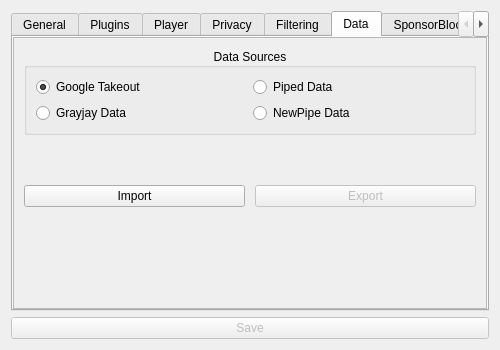
This is application/src/ui/forms/settings/settingsform.ui in BowDown097/QtTube as Qt 5 draws it before an edit. The edited form follows.
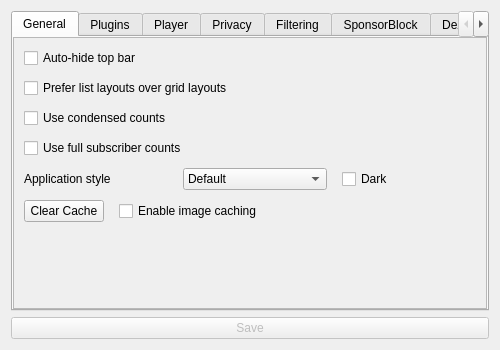
This is the edited form. The open tabs and pages were chosen to show the change.

The edit to the form file:
```diff
--- a/application/src/ui/forms/settings/settingsform.ui
+++ b/application/src/ui/forms/settings/settingsform.ui
@@ -14,6 +14,16 @@
    <string>Settings</string>
   </property>
   <layout class="QGridLayout" name="gridLayout">
+   <item row="1" column="0">
+    <widget class="QPushButton" name="saveButton">
+     <property name="enabled">
+      <bool>false</bool>
+     </property>
+     <property name="text">
+      <string>Save</string>
+     </property>
+    </widget>
+   </item>
    <item row="0" column="0">
     <widget class="QTabWidget" name="tabWidget">
      <property name="currentIndex">
@@ -49,8 +59,8 @@
            <rect>
             <x>0</x>
             <y>0</y>
-            <width>462</width>
-            <height>294</height>
+            <width>476</width>
+            <height>218</height>
            </rect>
           </property>
           <property name="sizePolicy">
@@ -82,13 +92,6 @@
              </property>
             </widget>
            </item>
-           <item>
-            <widget class="QCheckBox" name="returnDislikes">
-             <property name="text">
-              <string>Enable dislike counts</string>
-             </property>
-            </widget>
-           </item>
            <item>
             <widget class="QCheckBox" name="preferLists">
              <property name="text">
@@ -113,30 +116,6 @@
              </property>
             </widget>
            </item>
-           <item>
-            <layout class="QHBoxLayout" name="horizontalLayout_11">
-             <property name="rightMargin">
-              <number>5</number>
-             </property>
-             <item>
-              <widget class="QLabel" name="downloadPathLabel">
-               <property name="text">
-                <string>Download path</string>
-               </property>
-              </widget>
-             </item>
-             <item>
-              <widget class="QLineEdit" name="downloadPathEdit"/>
-             </item>
-             <item>
-              <widget class="QPushButton" name="downloadPathButton">
-               <property name="text">
-                <string>...</string>
-               </property>
-              </widget>
-             </item>
-            </layout>
-           </item>
            <item>
             <layout class="QHBoxLayout" name="horizontalLayout_4">
              <property name="spacing">
@@ -272,7 +251,7 @@
             <x>0</x>
             <y>0</y>
             <width>462</width>
-            <height>387</height>
+            <height>381</height>
            </rect>
           </property>
           <property name="sizePolicy">
@@ -594,7 +573,7 @@
             <x>0</x>
             <y>0</y>
             <width>462</width>
-            <height>78</height>
+            <height>76</height>
            </rect>
           </property>
           <property name="sizePolicy">
@@ -675,8 +654,8 @@
            <rect>
             <x>0</x>
             <y>0</y>
-            <width>462</width>
-            <height>189</height>
+            <width>476</width>
+            <height>153</height>
            </rect>
           </property>
           <property name="sizePolicy">
@@ -708,16 +687,6 @@
              </property>
             </widget>
            </item>
-           <item>
-            <widget class="QCheckBox" name="hideSearchShelves">
-             <property name="toolTip">
-              <string>YouTube's search is filled with &quot;shelves&quot; that contain mostly content that is entirely irrelevant to your search. Thus, it is recommended to enable this setting for a better search experience. THE BEHAVIOR OF THIS SETTING WILL CHANGE: Currently, it extends to the Shorts shelf because it is unfinished and laid out very poorly and thus this is setting is enabled by default. Both of these will be changed.</string>
-             </property>
-             <property name="text">
-              <string>Filter search shelves</string>
-             </property>
-            </widget>
-           </item>
            <item>
             <widget class="QCheckBox" name="hideShorts">
              <property name="text">
@@ -781,13 +750,6 @@
                </property>
               </widget>
              </item>
-             <item>
-              <widget class="QPushButton" name="showFilteredChannels">
-               <property name="text">
-                <string>Filtered Channels</string>
-               </property>
-              </widget>
-             </item>
              <item>
               <spacer name="horizontalSpacer_4">
                <property name="orientation">
@@ -809,151 +771,6 @@
        </item>
       </layout>
      </widget>
-     <widget class="QWidget" name="data">
-      <attribute name="title">
-       <string>Data</string>
-      </attribute>
-      <layout class="QVBoxLayout" name="verticalLayout_9">
-       <property name="spacing">
-        <number>0</number>
-       </property>
-       <property name="leftMargin">
-        <number>0</number>
-       </property>
-       <property name="topMargin">
-        <number>0</number>
-       </property>
-       <property name="rightMargin">
-        <number>0</number>
-       </property>
-       <property name="bottomMargin">
-        <number>0</number>
-       </property>
-       <item>
-        <widget class="QScrollArea" name="scrollArea_5">
-         <property name="widgetResizable">
-          <bool>true</bool>
-         </property>
-         <widget class="QWidget" name="scrollAreaWidgetContents_6">
-          <property name="geometry">
-           <rect>
-            <x>0</x>
-            <y>0</y>
-            <width>462</width>
-            <height>207</height>
-           </rect>
-          </property>
-          <property name="sizePolicy">
-           <sizepolicy hsizetype="Preferred" vsizetype="Fixed">
-            <horstretch>0</horstretch>
-            <verstretch>0</verstretch>
-           </sizepolicy>
-          </property>
-          <layout class="QVBoxLayout" name="verticalLayout_10">
-           <property name="spacing">
-            <number>10</number>
-           </property>
-           <property name="leftMargin">
-            <number>10</number>
-           </property>
-           <property name="topMargin">
-            <number>10</number>
-           </property>
-           <property name="rightMargin">
-            <number>10</number>
-           </property>
-           <property name="bottomMargin">
-            <number>10</number>
-           </property>
-           <item>
-            <widget class="QGroupBox" name="dataSourcesGroup">
-             <property name="title">
-              <string>Data Sources</string>
-             </property>
-             <property name="alignment">
-              <set>Qt::AlignmentFlag::AlignCenter</set>
-             </property>
-             <layout class="QGridLayout" name="gridLayout_2">
-              <item row="1" column="0">
-               <widget class="QRadioButton" name="grayjayRadio">
-                <property name="text">
-                 <string>Grayjay Data</string>
-                </property>
-               </widget>
-              </item>
-              <item row="0" column="0">
-               <widget class="QRadioButton" name="takeoutRadio">
-                <property name="text">
-                 <string>Google Takeout</string>
-                </property>
-                <property name="checked">
-                 <bool>true</bool>
-                </property>
-               </widget>
-              </item>
-              <item row="0" column="1">
-               <widget class="QRadioButton" name="pipedRadio">
-                <property name="text">
-                 <string>Piped Data</string>
-                </property>
-               </widget>
-              </item>
-              <item row="1" column="1">
-               <widget class="QRadioButton" name="newpipeRadio">
-                <property name="text">
-                 <string>NewPipe Data</string>
-                </property>
-               </widget>
-              </item>
-             </layout>
-            </widget>
-           </item>
-           <item>
-            <spacer name="verticalSpacer">
-             <property name="orientation">
-              <enum>Qt::Orientation::Vertical</enum>
-             </property>
-             <property name="sizeHint" stdset="0">
-              <size>
-               <width>20</width>
-               <height>40</height>
-              </size>
-             </property>
-            </spacer>
-           </item>
-           <item>
-            <layout class="QHBoxLayout" name="horizontalLayout_6">
-             <property name="topMargin">
-              <number>0</number>
-             </property>
-             <property name="bottomMargin">
-              <number>0</number>
-             </property>
-             <item>
-              <widget class="QPushButton" name="importButton">
-               <property name="text">
-                <string>Import</string>
-               </property>
-              </widget>
-             </item>
-             <item>
-              <widget class="QPushButton" name="exportButton">
-               <property name="enabled">
-                <bool>false</bool>
-               </property>
-               <property name="text">
-                <string>Export</string>
-               </property>
-              </widget>
-             </item>
-            </layout>
-           </item>
-          </layout>
-         </widget>
-        </widget>
-       </item>
-      </layout>
-     </widget>
      <widget class="QWidget" name="sponsorblock">
       <attribute name="title">
        <string>SponsorBlock</string>
@@ -984,8 +801,8 @@
            <rect>
             <x>0</x>
             <y>0</y>
-            <width>462</width>
-            <height>215</height>
+            <width>476</width>
+            <height>175</height>
            </rect>
           </property>
           <property name="sizePolicy">
@@ -1105,52 +922,6 @@
              </layout>
             </widget>
            </item>
-           <item>
-            <layout class="QHBoxLayout" name="horizontalLayout_7">
-             <property name="spacing">
-              <number>0</number>
-             </property>
-             <property name="bottomMargin">
-              <number>0</number>
-             </property>
-             <item>
-              <spacer name="horizontalSpacer_6">
-               <property name="orientation">
-                <enum>Qt::Orientation::Horizontal</enum>
-               </property>
-               <property name="sizeHint" stdset="0">
-                <size>
-                 <width>40</width>
-                 <height>20</height>
-                </size>
-               </property>
-              </spacer>
-             </item>
-             <item>
-              <widget class="QCheckBox" name="showSBToasts">
-               <property name="text">
-                <string>Show toasts (popups, notifications)</string>
-               </property>
-               <property name="checked">
-                <bool>true</bool>
-               </property>
-              </widget>
-             </item>
-             <item>
-              <spacer name="horizontalSpacer_5">
-               <property name="orientation">
-                <enum>Qt::Orientation::Horizontal</enum>
-               </property>
-               <property name="sizeHint" stdset="0">
-                <size>
-                 <width>40</width>
-                 <height>20</height>
-                </size>
-               </property>
-              </spacer>
-             </item>
-            </layout>
-           </item>
           </layout>
          </widget>
         </widget>
@@ -1188,7 +959,7 @@
             <x>0</x>
             <y>0</y>
             <width>462</width>
-            <height>112</height>
+            <height>109</height>
            </rect>
           </property>
           <property name="sizePolicy">
@@ -1294,16 +1065,6 @@
      </widget>
     </widget>
    </item>
-   <item row="1" column="0">
-    <widget class="QPushButton" name="saveButton">
-     <property name="enabled">
-      <bool>false</bool>
-     </property>
-     <property name="text">
-      <string>Save</string>
-     </property>
-    </widget>
-   </item>
   </layout>
  </widget>
  <resources/>
```
